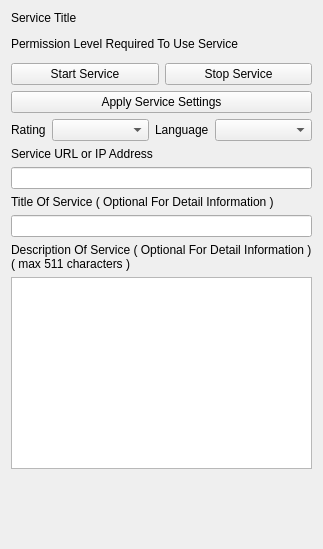
Old version of the form GoTvApps/GoTvCommon/Forms/AppletServiceBase.ui in the repository brettrjones/gotvptop.
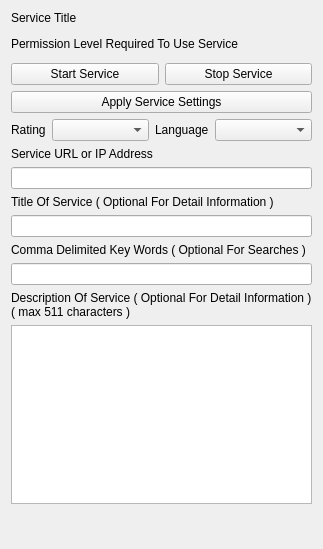
New version of the form. Custom widgets are drawn as their Qt base class.

Commit message: Fix Some Base Services and add key word search

```diff
--- a/GoTvApps/GoTvCommon/Forms/AppletServiceBase.ui
+++ b/GoTvApps/GoTvCommon/Forms/AppletServiceBase.ui
@@ -146,6 +146,26 @@
      </property>
     </widget>
    </item>
+   <item>
+    <widget class="QLabel" name="m_KeyWordsLabel">
+     <property name="sizePolicy">
+      <sizepolicy hsizetype="Preferred" vsizetype="Preferred">
+       <horstretch>0</horstretch>
+       <verstretch>0</verstretch>
+      </sizepolicy>
+     </property>
+     <property name="text">
+      <string>Comma Delimited Key Words ( Optional For Searches )</string>
+     </property>
+    </widget>
+   </item>
+   <item>
+    <widget class="QLineEdit" name="m_KeyWordsEdit">
+     <property name="maxLength">
+      <number>63</number>
+     </property>
+    </widget>
+   </item>
    <item>
     <widget class="QLabel" name="m_DescriptionLabel">
      <property name="text">
```
The commit also changes 36 other files.
